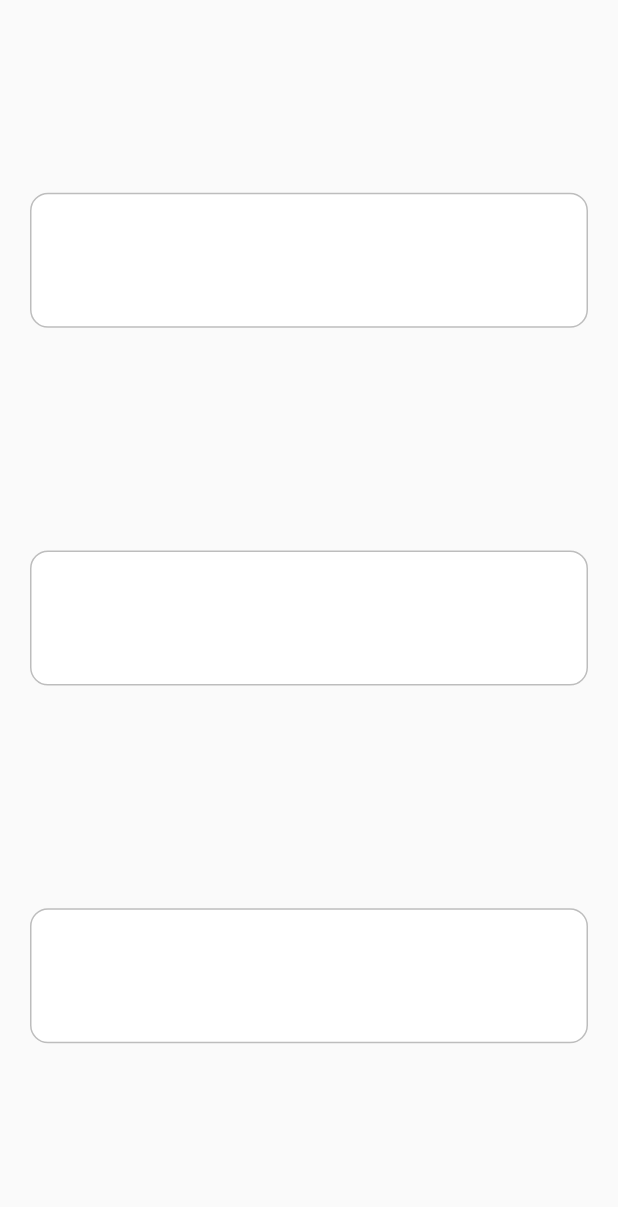
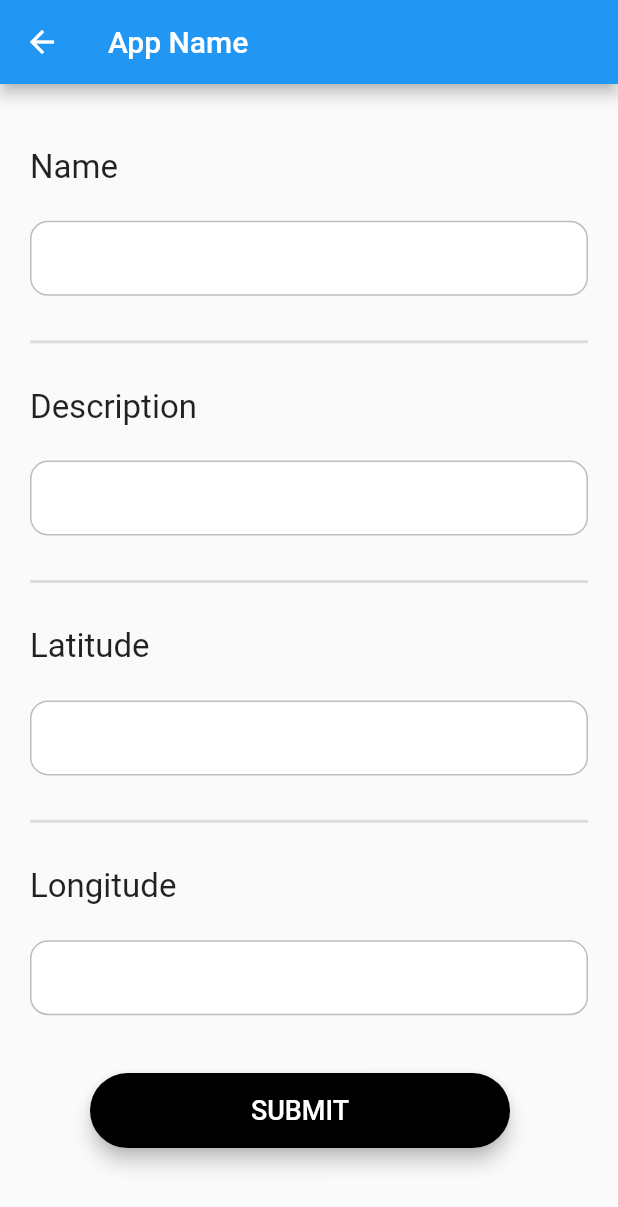
Before and after one commit to vijay-jaisankar/bon-voyage, a Flutter app: the AddItems screen opened directly, on a phone screen of 412 x 824 dp. Shown: the top 1207 px of the screen. Run offline on Flutter 3.47's test engine with Material 2 defaults, Android fonts, the phone set to English and light mode, and no system bars.

Commit message:
Made the UI better

```diff
--- a/lib/add_items.dart
+++ b/lib/add_items.dart
@@ -1,4 +1,5 @@
 import 'package:flutter/material.dart';
+import 'widgets.dart';
 
 class AddItems extends StatefulWidget {
   const AddItems({Key? key}) : super(key: key);
@@ -13,14 +14,47 @@ class _AddItemsState extends State<AddItems> {
   @override
   Widget build(BuildContext context) {
     return Scaffold(
-      body: Column(
+      appBar: AppBar(
+        title: Text("App Name"),
+      ),
+      body: Padding(
+        padding: const EdgeInsets.all(20.0),
+        child: Column(
+          crossAxisAlignment: CrossAxisAlignment.start,
           mainAxisAlignment: MainAxisAlignment.spaceEvenly,
           children: [
+            Hint("Name"),
             InputField(),
+            Divider(
+              thickness: 2,
+            ),
+            Hint("Description"),
             InputField(),
+            Divider(
+              thickness: 2,
+            ),
+            Hint("Latitude"),
             InputField(),
+            Divider(
+              thickness: 2,
+            ),
+            Hint("Longitude"),
+            InputField(),
+            RoundedButton(
+              title: "SUBMIT",
+              onPressed: () {},
+              colour: Colors.black,
+            )
           ],
         ),
+      ),
+    );
+  }
+
+  Text Hint(String name) {
+    return Text(
+      name,
+      style: TextStyle(fontSize: 22),
     );
   }
 }
@@ -32,18 +66,17 @@ class InputField extends StatelessWidget {
 
   @override
   Widget build(BuildContext context) {
-    return Padding(
-      padding: const EdgeInsets.all(20.0),
-      child: Container(
+    return Container(
       decoration: BoxDecoration(
         borderRadius: BorderRadius.circular(12),
         color: Colors.white,
         border: Border.all(color: Colors.black26),
       ),
       child: Padding(
-          padding: const EdgeInsets.all(20.0),
+        padding: const EdgeInsets.symmetric(horizontal: 20),
         child: TextField(
-            decoration: InputDecoration(border: InputBorder.none),
+          decoration: InputDecoration(
+            border: InputBorder.none,
           ),
         ),
       ),
--- a/lib/main.dart
+++ b/lib/main.dart
@@ -1,5 +1,7 @@
 import 'package:flutter/material.dart';
 import 'widgets.dart';
+import 'items_screen.dart';
+import 'add_items.dart';
 
 void main() {
   runApp(MyApp());
```
Also changed, not shown: lib/items_screen.dart (+86 -1 lines). Lines whose indentation alone changed are shown as unchanged.
